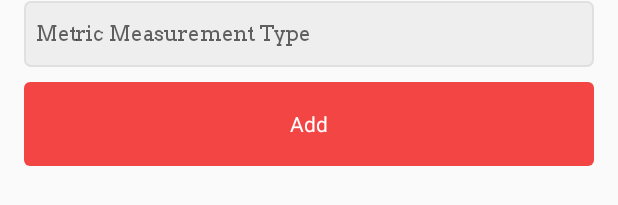
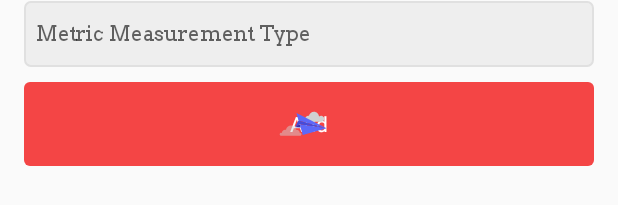
Before and after one commit to mkpatir/ITMSWikiApp, an Android app: the layout sheet_fragment_add_metric.xml on its own in the app's theme, with its tools: preview values and no code run, on a phone screen of 412 x 824 dp. Shown: the part 347-552 px from the top of the screen. Run offline under Robolectric (Android 15) with nearby library versions, the phone set to English and light mode, and no system bars; network calls fail; Roboto replaces fonts that are not available here.

Commit message:
added add metric

```diff
--- a/app/src/main/java/com/mkpatir/itmswikiapp/data/repository/AppRepositoryImpl.kt
+++ b/app/src/main/java/com/mkpatir/itmswikiapp/data/repository/AppRepositoryImpl.kt
@@ -1,5 +1,6 @@
 package com.mkpatir.itmswikiapp.data.repository
 
+import com.mkpatir.itmswikiapp.data.models.requeest.AddMetricRequest
 import com.mkpatir.itmswikiapp.data.models.requeest.LoginRequest
 import com.mkpatir.itmswikiapp.data.models.requeest.RegisterRequest
 import com.mkpatir.itmswikiapp.data.models.response.LoginResponse
@@ -21,4 +22,6 @@ class AppRepositoryImpl constructor(private val appNetworkService: AppNetworkSer
 
     override fun getMetricDetails(id: String): Single<MetricDetailResponse> = appNetworkService.getMetricDetails(id)
 
+    override fun addMetric(addMetricRequest: AddMetricRequest): Single<MetricDetailResponse> = appNetworkService.addMetric(addMetricRequest)
+
 }
--- a/app/src/main/java/com/mkpatir/itmswikiapp/data/service/AppNetworkService.kt
+++ b/app/src/main/java/com/mkpatir/itmswikiapp/data/service/AppNetworkService.kt
@@ -1,5 +1,6 @@
 package com.mkpatir.itmswikiapp.data.service
 
+import com.mkpatir.itmswikiapp.data.models.requeest.AddMetricRequest
 import com.mkpatir.itmswikiapp.data.models.requeest.LoginRequest
 import com.mkpatir.itmswikiapp.data.models.requeest.RegisterRequest
 import com.mkpatir.itmswikiapp.data.models.response.LoginResponse
@@ -23,4 +24,7 @@ interface AppNetworkService {
     @GET("metric/{id}")
     fun getMetricDetails(@Path("id") id: String): Single<MetricDetailResponse>
 
+    @POST("metric")
+    fun addMetric(@Body addMetricRequest: AddMetricRequest): Single<MetricDetailResponse>
+
 }
--- a/app/src/main/java/com/mkpatir/itmswikiapp/domain/repository/AppRepository.kt
+++ b/app/src/main/java/com/mkpatir/itmswikiapp/domain/repository/AppRepository.kt
@@ -1,5 +1,6 @@
 package com.mkpatir.itmswikiapp.domain.repository
 
+import com.mkpatir.itmswikiapp.data.models.requeest.AddMetricRequest
 import com.mkpatir.itmswikiapp.data.models.requeest.LoginRequest
 import com.mkpatir.itmswikiapp.data.models.requeest.RegisterRequest
 import com.mkpatir.itmswikiapp.data.models.response.LoginResponse
@@ -18,4 +19,6 @@ interface AppRepository {
 
     fun getMetricDetails(id: String): Single<MetricDetailResponse>
 
+    fun addMetric(addMetricRequest: AddMetricRequest): Single<MetricDetailResponse>
+
 }
--- a/app/src/main/java/com/mkpatir/itmswikiapp/internal/di/modules.kt
+++ b/app/src/main/java/com/mkpatir/itmswikiapp/internal/di/modules.kt
@@ -7,6 +7,7 @@ import com.mkpatir.itmswikiapp.domain.executor.JobExecutor
 import com.mkpatir.itmswikiapp.domain.executor.PostExecutionThread
 import com.mkpatir.itmswikiapp.domain.executor.ThreadExecutor
 import com.mkpatir.itmswikiapp.domain.interactor.home.GetAllMetricsUseCase
+import com.mkpatir.itmswikiapp.domain.interactor.home.addmetric.AddMetricUseCase
 import com.mkpatir.itmswikiapp.domain.interactor.home.detail.GetMetricDetailsUseCase
 import com.mkpatir.itmswikiapp.domain.interactor.login.LoginUseCase
 import com.mkpatir.itmswikiapp.domain.interactor.register.RegisterUseCase
@@ -49,7 +50,7 @@ val viewModelModule = module(true){
     viewModel { RegisterViewModel(get(), get()) }
     viewModel { HomeViewModel(get()) }
     viewModel { DetailViewModel(get()) }
-    viewModel { AddMetricViewModel() }
+    viewModel { AddMetricViewModel(get()) }
 }
 
 val useCaseModule = module(true) {
@@ -57,6 +58,7 @@ val useCaseModule = module(true) {
     factory { RegisterUseCase(get(), get(), get()) }
     factory { GetAllMetricsUseCase(get(), get(), get()) }
     factory { GetMetricDetailsUseCase(get(), get(), get()) }
+    factory { AddMetricUseCase(get(), get(), get()) }
 }
 
 val appKoinModules = listOf(appModule, viewModelModule, useCaseModule)
--- a/app/src/main/java/com/mkpatir/itmswikiapp/presentation/ui/home/HomeActivity.kt
+++ b/app/src/main/java/com/mkpatir/itmswikiapp/presentation/ui/home/HomeActivity.kt
@@ -70,6 +70,7 @@ class HomeActivity: BaseActivity<HomeViewModel,ActivityHomeBinding>() {
     private fun observeLiveData(){
         getViewModel().apply {
             allMetricsLiveData.observe(this@HomeActivity, Observer {
+                this.metricsCount.set(it.size.toString())
                 metricsAdapter.assignInitialValues(it)
             })
         }
--- a/app/src/main/java/com/mkpatir/itmswikiapp/presentation/ui/home/HomeViewModel.kt
+++ b/app/src/main/java/com/mkpatir/itmswikiapp/presentation/ui/home/HomeViewModel.kt
@@ -17,7 +17,6 @@ class HomeViewModel(
 
     fun getAllMetrics(){
         getAllMetricsUseCase.execute(GetAllMetricsObserver({
-            metricsCount.set(it.size.toString())
             allMetricsLiveData.value = it
         },{
             toastError()
--- a/app/src/main/res/layout/sheet_fragment_add_metric.xml
+++ b/app/src/main/res/layout/sheet_fragment_add_metric.xml
@@ -5,9 +5,13 @@
     xmlns:tools="http://schemas.android.com/tools">
 
     <data>
+        <import type="android.view.View"/>
         <variable
             name="addMetricHandler"
             type="com.mkpatir.itmswikiapp.presentation.ui.home.addmetric.AddMetricHandler" />
+        <variable
+            name="viewModel"
+            type="com.mkpatir.itmswikiapp.presentation.ui.home.addmetric.AddMetricViewModel" />
     </data>
 
     <androidx.constraintlayout.widget.ConstraintLayout
@@ -73,7 +77,21 @@
             android:layout_marginTop="@dimen/base_margin_M"
             android:text="@string/add"
             android:onClick="@{addMetricHandler.addMetric}"
+            android:visibility="@{viewModel.addButtonVisibility ? View.VISIBLE : View.GONE}"
             app:layout_constraintTop_toBottomOf="@id/metricMeasurementType"
             style="@style/CurvedButtonStyle"/>
+
+        <com.airbnb.lottie.LottieAnimationView
+            android:id="@+id/lottieView"
+            android:layout_width="0dp"
+            android:layout_height="56dp"
+            android:layout_marginTop="@dimen/base_margin_M"
+            android:visibility="@{viewModel.lottieAnimationVisibility ? View.VISIBLE : View.GONE}"
+            app:layout_constraintTop_toBottomOf="@id/metricMeasurementType"
+            app:layout_constraintStart_toStartOf="@id/metricMeasurementType"
+            app:layout_constraintEnd_toEndOf="@id/metricMeasurementType"
+            app:lottie_autoPlay="true"
+            app:lottie_loop="true"
+            app:lottie_rawRes="@raw/loading_paperplane"/>
     </androidx.constraintlayout.widget.ConstraintLayout>
 </layout>
--- a/app/src/main/res/values/strings.xml
+++ b/app/src/main/res/values/strings.xml
@@ -36,5 +36,6 @@
 
     <!-- Add Metric Screen -->
     <string name="add_metric_screen_title">Add Metric</string>
+    <string name="add_metric_success">Metric added successfully.</string>
 
 </resources>
```
Also changed, not shown: app/src/main/java/com/mkpatir/itmswikiapp/data/models/requeest/AddMetricRequest.kt (added, +10 -0 lines), app/src/main/java/com/mkpatir/itmswikiapp/domain/interactor/home/addmetric/AddMetricObserver.kt (added, +20 -0 lines), app/src/main/java/com/mkpatir/itmswikiapp/domain/interactor/home/addmetric/AddMetricUseCase.kt (added, +18 -0 lines), app/src/main/java/com/mkpatir/itmswikiapp/internal/extention/EditText.kt (added, +17 -0 lines), app/src/main/java/com/mkpatir/itmswikiapp/presentation/ui/home/addmetric/AddMetricSheetFragment.kt (+40 -2 lines), app/src/main/java/com/mkpatir/itmswikiapp/presentation/ui/home/addmetric/AddMetricViewModel.kt (+35 -1 lines).
